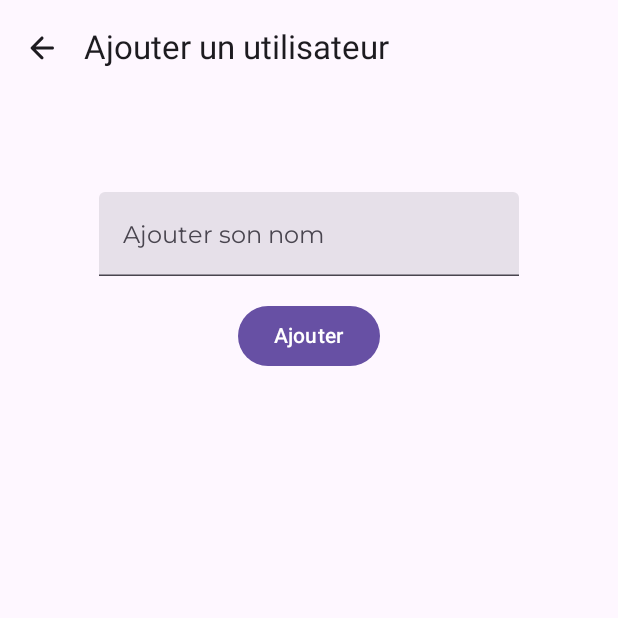
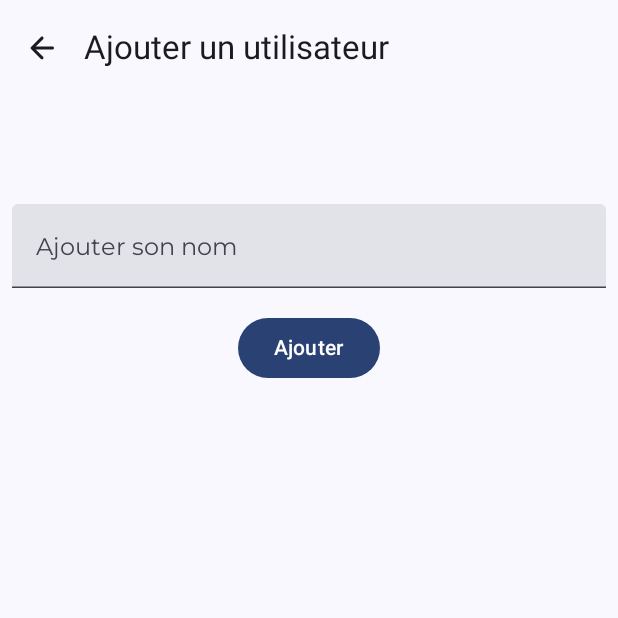
Before and after one commit to Ailelame/DailyGenerator, an Android app built with Jetpack Compose: the composable AddUserScreen shown on its own in the app's theme, on a phone screen of 412 x 824 dp, the top half of it. Run offline under Robolectric (Android 15) with nearby library versions, the phone set to English and light mode, and no system bars; our stand-ins replace Timber, constraintlayout-compose.

Commit message:
wip redesign

```diff
--- a/app/src/main/java/com/stormbirdmedia/dailygenerator/DailyGeneratorApp.kt
+++ b/app/src/main/java/com/stormbirdmedia/dailygenerator/DailyGeneratorApp.kt
@@ -2,6 +2,7 @@ package com.stormbirdmedia.dailygenerator
 
 import android.app.Application
 import com.google.android.material.color.DynamicColors
+import com.google.android.material.color.DynamicColorsOptions
 import com.stormbirdmedia.dailygenerator.di.appModule
 import com.stormbirdmedia.dailygenerator.di.domainModule
 import com.stormbirdmedia.dailygenerator.di.infrastructureModule
@@ -13,7 +14,6 @@ import timber.log.Timber
 class DailyGeneratorApp : Application() {
     override fun onCreate() {
         super.onCreate()
-        DynamicColors.applyToActivitiesIfAvailable(this, R.style.Theme_DailyGenerator)
         startKoin {
             androidLogger()
             androidContext(this@DailyGeneratorApp)
--- a/app/src/main/java/com/stormbirdmedia/dailygenerator/MainActivity.kt
+++ b/app/src/main/java/com/stormbirdmedia/dailygenerator/MainActivity.kt
@@ -16,6 +16,7 @@ import androidx.navigation.compose.NavHost
 import androidx.navigation.compose.composable
 import androidx.navigation.compose.rememberNavController
 import com.google.accompanist.systemuicontroller.rememberSystemUiController
+import com.google.android.material.color.DynamicColors
 import com.stormbirdmedia.dailygenerator.screen.AddUserScreen
 import com.stormbirdmedia.dailygenerator.screen.joke.JokeScreen
 import com.stormbirdmedia.dailygenerator.screen.main.MainScreen
@@ -25,6 +26,8 @@ import com.stormbirdmedia.dailygenerator.ui.theme.DailyGeneratorTheme
 class MainActivity : ComponentActivity() {
     override fun onCreate(savedInstanceState: Bundle?) {
         super.onCreate(savedInstanceState)
+        DynamicColors.applyToActivitiesIfAvailable(application)
+
         setContent {
             DailyGeneratorTheme {
                 val navController = rememberNavController()
--- a/app/src/main/java/com/stormbirdmedia/dailygenerator/screen/addUser/AddUserScreen.kt
+++ b/app/src/main/java/com/stormbirdmedia/dailygenerator/screen/addUser/AddUserScreen.kt
@@ -3,6 +3,8 @@ package com.stormbirdmedia.dailygenerator.screen
 import android.widget.Toast
 import androidx.compose.foundation.layout.*
 import androidx.compose.foundation.lazy.LazyColumn
+import androidx.compose.foundation.text.KeyboardActions
+import androidx.compose.foundation.text.KeyboardOptions
 import androidx.compose.material.icons.Icons
 import androidx.compose.material.icons.rounded.ArrowBack
 import androidx.compose.material.icons.rounded.Delete
@@ -11,6 +13,7 @@ import androidx.compose.runtime.*
 import androidx.compose.runtime.saveable.rememberSaveable
 import androidx.compose.ui.Modifier
 import androidx.compose.ui.platform.LocalContext
+import androidx.compose.ui.text.input.ImeAction
 import androidx.compose.ui.text.input.TextFieldValue
 import androidx.compose.ui.unit.dp
 import androidx.constraintlayout.compose.ConstraintLayout
@@ -83,6 +86,7 @@ fun AddUserLayout(
     ConstraintLayout(
         modifier = modifier
             .fillMaxSize()
+            .padding(8.dp)
             .then(modifier)
     ) {
         val (editText, button, list) = createRefs()
@@ -94,10 +98,17 @@ fun AddUserLayout(
             value = text,
             onValueChange = { text = it },
             label = { Text("Ajouter son nom") },
+            singleLine = true,
+            keyboardOptions = KeyboardOptions(imeAction = ImeAction.Done),
+            keyboardActions = KeyboardActions(onDone = {
+                if (text.text.isNotBlank()) onAddUser(text.text)
+                text = TextFieldValue("")
+            }),
             modifier = Modifier.constrainAs(editText) {
                 top.linkTo(parent.top)
                 start.linkTo(parent.start)
                 end.linkTo(parent.end)
+                width = Dimension.fillToConstraints
             }
         )
 
@@ -115,7 +126,7 @@ fun AddUserLayout(
         }
 
         LazyColumn(
-            contentPadding = PaddingValues(8.dp),
+            contentPadding = PaddingValues(0.dp),
             modifier = Modifier.constrainAs(list) {
                 top.linkTo(button.bottom, 16.dp)
                 start.linkTo(parent.start)
--- a/app/src/main/java/com/stormbirdmedia/dailygenerator/screen/addUser/AddUserViewModel.kt
+++ b/app/src/main/java/com/stormbirdmedia/dailygenerator/screen/addUser/AddUserViewModel.kt
@@ -41,7 +41,7 @@ class AddUserViewModel(private val userUseCase: UserUseCase) : ViewModel() {
     }
 
     fun addUser(name: String) = viewModelScope.launch(Dispatchers.IO) {
-       val result =  userUseCase.insertUser(User(name))
+       val result =  userUseCase.insertUser(User(name.trim()))
         if(result.isSuccess) {
             uiAction.update{
                 UIAction.Success(name)
--- a/app/src/main/java/com/stormbirdmedia/dailygenerator/ui/theme/Theme.kt
+++ b/app/src/main/java/com/stormbirdmedia/dailygenerator/ui/theme/Theme.kt
@@ -1,75 +1,80 @@
 package com.stormbirdmedia.dailygenerator.ui.theme
 
+import android.os.Build
 import androidx.compose.foundation.isSystemInDarkTheme
 import androidx.compose.material3.MaterialTheme
 import androidx.compose.material3.darkColorScheme
+import androidx.compose.material3.dynamicDarkColorScheme
+import androidx.compose.material3.dynamicLightColorScheme
 import androidx.compose.material3.lightColorScheme
 import androidx.compose.runtime.Composable
+import androidx.compose.ui.platform.LocalContext
+import timber.log.Timber
 
 
 private val LightColors = lightColorScheme(
-    primary = md_theme_light_primary,
-    onPrimary = md_theme_light_onPrimary,
-    primaryContainer = md_theme_light_primaryContainer,
-    onPrimaryContainer = md_theme_light_onPrimaryContainer,
-    secondary = md_theme_light_secondary,
-    onSecondary = md_theme_light_onSecondary,
-    secondaryContainer = md_theme_light_secondaryContainer,
-    onSecondaryContainer = md_theme_light_onSecondaryContainer,
-    tertiary = md_theme_light_tertiary,
-    onTertiary = md_theme_light_onTertiary,
-    tertiaryContainer = md_theme_light_tertiaryContainer,
-    onTertiaryContainer = md_theme_light_onTertiaryContainer,
-    error = md_theme_light_error,
-    onError = md_theme_light_onError,
-    errorContainer = md_theme_light_errorContainer,
-    onErrorContainer = md_theme_light_onErrorContainer,
-    outline = md_theme_light_outline,
-    background = md_theme_light_background,
-    onBackground = md_theme_light_onBackground,
-    surface = md_theme_light_surface,
-    onSurface = md_theme_light_onSurface,
-    surfaceVariant = md_theme_light_surfaceVariant,
-    onSurfaceVariant = md_theme_light_onSurfaceVariant,
-    inverseSurface = md_theme_light_inverseSurface,
-    inverseOnSurface = md_theme_light_inverseOnSurface,
-    inversePrimary = md_theme_light_inversePrimary,
-    surfaceTint = md_theme_light_surfaceTint,
-    outlineVariant = md_theme_light_outlineVariant,
-    scrim = md_theme_light_scrim,
+//    primary = md_theme_light_primary,
+//    onPrimary = md_theme_light_onPrimary,
+//    primaryContainer = md_theme_light_primaryContainer,
+//    onPrimaryContainer = md_theme_light_onPrimaryContainer,
+//    secondary = md_theme_light_secondary,
+//    onSecondary = md_theme_light_onSecondary,
+//    secondaryContainer = md_theme_light_secondaryContainer,
+//    onSecondaryContainer = md_theme_light_onSecondaryContainer,
+//    tertiary = md_theme_light_tertiary,
+//    onTertiary = md_theme_light_onTertiary,
+//    tertiaryContainer = md_theme_light_tertiaryContainer,
+//    onTertiaryContainer = md_theme_light_onTertiaryContainer,
+//    error = md_theme_light_error,
+//    onError = md_theme_light_onError,
+//    errorContainer = md_theme_light_errorContainer,
+//    onErrorContainer = md_theme_light_onErrorContainer,
+//    outline = md_theme_light_outline,
+//    background = md_theme_light_background,
+//    onBackground = md_theme_light_onBackground,
+//    surface = md_theme_light_surface,
+//    onSurface = md_theme_light_onSurface,
+//    surfaceVariant = md_theme_light_surfaceVariant,
+//    onSurfaceVariant = md_theme_light_onSurfaceVariant,
+//    inverseSurface = md_theme_light_inverseSurface,
+//    inverseOnSurface = md_theme_light_inverseOnSurface,
+//    inversePrimary = md_theme_light_inversePrimary,
+//    surfaceTint = md_theme_light_surfaceTint,
+//    outlineVariant = md_theme_light_outlineVariant,
+//    scrim = md_theme_light_scrim,
 )
 
 
 private val DarkColors = darkColorScheme(
-    primary = md_theme_dark_primary,
-    onPrimary = md_theme_dark_onPrimary,
-    primaryContainer = md_theme_dark_primaryContainer,
-    onPrimaryContainer = md_theme_dark_onPrimaryContainer,
-    secondary = md_theme_dark_secondary,
-    onSecondary = md_theme_dark_onSecondary,
-    secondaryContainer = md_theme_dark_secondaryContainer,
-    onSecondaryContainer = md_theme_dark_onSecondaryContainer,
-    tertiary = md_theme_dark_tertiary,
-    onTertiary = md_theme_dark_onTertiary,
-    tertiaryContainer = md_theme_dark_tertiaryContainer,
-    onTertiaryContainer = md_theme_dark_onTertiaryContainer,
-    error = md_theme_dark_error,
-    onError = md_theme_dark_onError,
-    errorContainer = md_theme_dark_errorContainer,
-    onErrorContainer = md_theme_dark_onErrorContainer,
-    outline = md_theme_dark_outline,
-    background = md_theme_dark_background,
-    onBackground = md_theme_dark_onBackground,
-    surface = md_theme_dark_surface,
-    onSurface = md_theme_dark_onSurface,
-    surfaceVariant = md_theme_dark_surfaceVariant,
-    onSurfaceVariant = md_theme_dark_onSurfaceVariant,
-    inverseSurface = md_theme_dark_inverseSurface,
-    inverseOnSurface = md_theme_dark_inverseOnSurface,
-    inversePrimary = md_theme_dark_inversePrimary,
-    surfaceTint = md_theme_dark_surfaceTint,
-    outlineVariant = md_theme_dark_outlineVariant,
-    scrim = md_theme_dark_scrim,
+//    primary = md_theme_dark_primary,
+//    onPrimary = md_theme_dark_onPrimary,
+//    primaryContainer = md_theme_dark_primaryContainer,
+//    onPrimaryContainer = md_theme_dark_onPrimaryContainer,
+//    secondary = md_theme_dark_secondary,
+//    onSecondary = md_theme_dark_onSecondary,
+//    secondaryContainer = md_theme_dark_secondaryContainer,
+//    onSecondaryContainer = md_theme_dark_onSecondaryContainer,
+//    tertiary = md_theme_dark_tertiary,
+//    onTertiary = md_theme_dark_onTertiary,
+//    tertiaryContainer = md_theme_dark_tertiaryContainer,
+//    onTertiaryContainer = md_theme_dark_onTertiaryContainer,
+//    error = md_theme_dark_error,
+//    onError = md_theme_dark_onError,
+//    errorContainer = md_theme_dark_errorContainer,
+//    onErrorContainer = md_theme_dark_onErrorContainer,
+//    outline = md_theme_dark_outline,
+//    background = md_theme_dark_background,
+//    onBackground = md_theme_dark_onBackground,
+//    surface = md_theme_dark_surface,
+//    onSurface = md_theme_dark_onSurface,
+//    surfaceVariant = md_theme_dark_surfaceVariant,
+//    onSurfaceVariant = md_theme_dark_onSurfaceVariant,
+//    inverseSurface = md_theme_dark_inverseSurface,
+//    inverseOnSurface = md_theme_dark_inverseOnSurface,
+//    inversePrimary = md_theme_dark_inversePrimary,
+//    surfaceTint = md_theme_dark_surfaceTint,
+//    outlineVariant = md_theme_dark_outlineVariant,
+//    scrim = md_theme_dark_scrim,
 )
 
 @Composable
@@ -77,11 +82,16 @@ fun DailyGeneratorTheme(
     darkTheme: Boolean = isSystemInDarkTheme(),
     content: @Composable () -> Unit
 ) {
-    val colors = if (!darkTheme) {
-        LightColors
-    } else {
-        DarkColors
+
+    val dynamicColor = Build.VERSION.SDK_INT >= Build.VERSION_CODES.S
+    Timber.w("using dynamic colors -> $dynamicColor")
+    val colors = when {
+        dynamicColor && darkTheme -> dynamicDarkColorScheme(LocalContext.current)
+        dynamicColor && !darkTheme -> dynamicLightColorScheme(LocalContext.current)
+        darkTheme -> DarkColors
+        else -> LightColors
     }
+
 
     MaterialTheme(
         colorScheme = colors,
--- a/app/src/main/res/values/themes.xml
+++ b/app/src/main/res/values/themes.xml
@@ -1,7 +1,6 @@
 <?xml version="1.0" encoding="utf-8"?>
 <resources>
 
-    <style name="Theme.DailyGenerator" parent="Theme.Material3.DayNight">
-        <item name="android:statusBarColor">@color/purple_700</item>
+    <style name="Theme.DailyGenerator" parent="Theme.Material3.DayNight.NoActionBar">
     </style>
 </resources>
```
Also changed, not shown: app/build.gradle (+13 -15 lines), app/src/main/java/com/stormbirdmedia/dailygenerator/screen/main/MainScreen.kt (+154 -140 lines), app/src/main/java/com/stormbirdmedia/dailygenerator/screen/randomizer/RandomizerScreen.kt (+8 -4 lines), app/src/main/res/values/colors.xml (+1 -7 lines), app/src/main/res/drawable/ic_lofi_calm.jpg (added).
